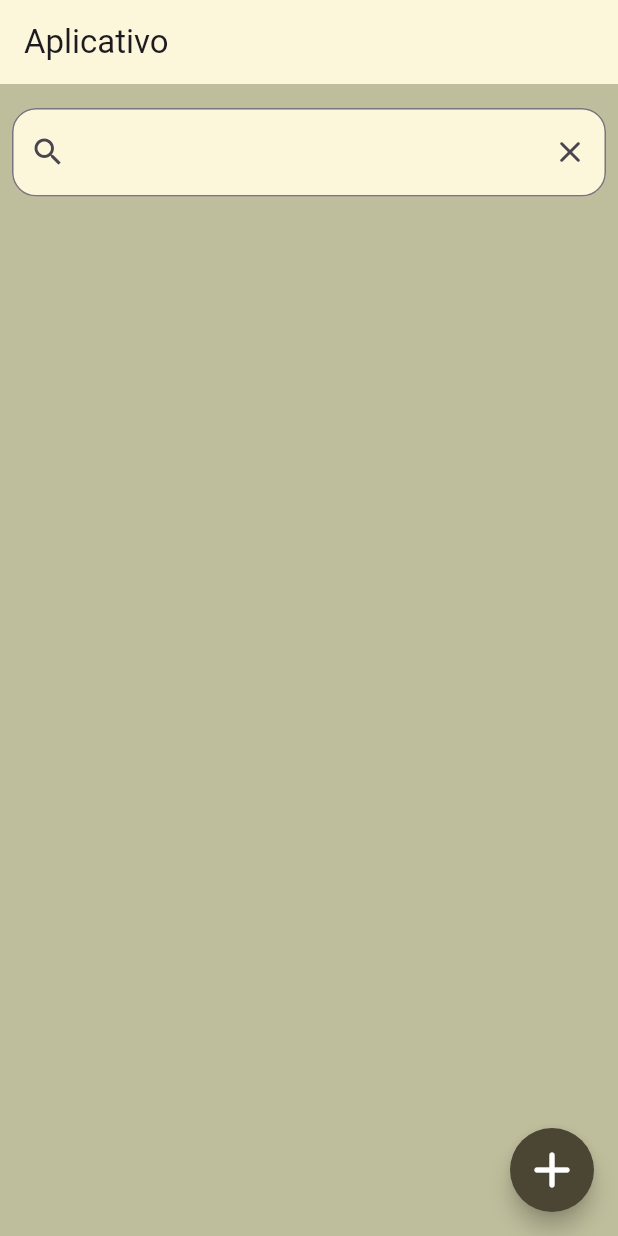
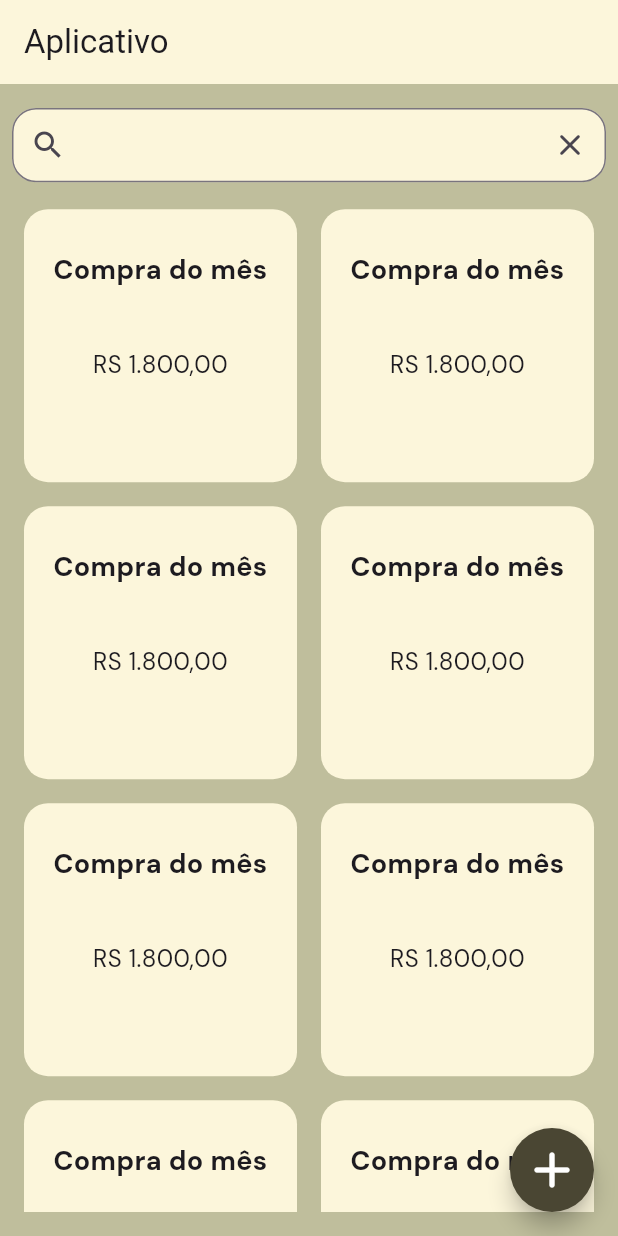
Before and after one commit to Mello8266/carrinho-compra, a Flutter app: the screen it shows after launch, on a phone screen of 412 x 824 dp. Run offline on Flutter 3.47's test engine with Material 3 defaults, Android fonts, the phone set to English and light mode, and no system bars.

Commit message:
Design da tela principal concluido

```diff
--- a/carrinho_compra/lib/main.dart
+++ b/carrinho_compra/lib/main.dart
@@ -18,7 +18,7 @@ class MyApp extends StatelessWidget {
         textSelectionTheme: const TextSelectionThemeData(
           cursorColor: Colors.black,
           selectionColor: Colors.black,
-          selectionHandleColor: Colors.black,
+          selectionHandleColor: Colors.grey,
         ),
       ),
       title: 'Carrinho de compras',
--- a/carrinho_compra/lib/view/initial_screen.dart
+++ b/carrinho_compra/lib/view/initial_screen.dart
@@ -1,8 +1,10 @@
 import 'package:carrinho_compra/view/card_screen.dart';
 import 'package:carrinho_compra/widgets/floating_button.dart';
+import 'package:carrinho_compra/widgets/initial/card_initial.dart';
 import 'package:carrinho_compra/widgets/search_bar.dart';
 import 'package:carrinho_compra/widgets/style.dart';
 import 'package:flutter/material.dart';
+import 'package:flutter/widgets.dart';
 
 class InitialScreen extends StatefulWidget {
   const InitialScreen({super.key});
@@ -33,13 +35,21 @@ class _InitialScreenState extends State<InitialScreen> {
         child: Column(
           children: <Widget>[
             // Barra de pesquisa
-             Expanded(
-              flex: 0,
-              child: SearchBars(width: width, height: height,)
-            ),
+            SizedBox(height: height *0.06, child: SearchBars(width: width, height: height,)),
+
+            SizedBox(height: 10,),
 
             // Cards
-            Expanded(flex: 4, child: ListView())
+            Expanded(flex: 11, child: GridView.count(
+              crossAxisCount: 2,
+              children: List.generate(10, (index) {
+                return Padding(
+                  padding: const EdgeInsets.all(8.0),
+                  child: Cardinitial(),
+                );
+              }
+              )
+            ))
           ],
         ),
       ),
--- a/carrinho_compra/lib/widgets/initial/card.dart
+++ /dev/null
@@ -1,9 +0,0 @@
-import 'package:flutter/material.dart';
-
-class Card extends StatelessWidget{
-  @override
-  Widget build(BuildContext context) {
-    throw UnimplementedError();
-  }
-
-}
--- /dev/null
+++ b/carrinho_compra/lib/widgets/initial/card_initial.dart
@@ -0,0 +1,29 @@
+import 'package:carrinho_compra/widgets/style.dart';
+import 'package:flutter/material.dart';
+
+class Cardinitial extends StatelessWidget{
+  @override
+  Widget build(BuildContext context) {
+    return Container(
+      decoration: BoxDecoration(
+        color: color["backgroundCard"],
+        borderRadius: BorderRadius.circular(16)
+      ),
+      child: Padding(
+        padding: const EdgeInsets.all(8.0),
+        child: Column(
+          mainAxisAlignment: MainAxisAlignment.spaceAround,
+          children: [
+            textCardInitialTittle(text: "Compra do mês"),
+
+            Center(child: textCardInitialPrice(text: "RS 1.800,00")),
+
+            SizedBox()
+
+          ],
+        ),
+      ),
+    );
+  }
+
+}
--- a/carrinho_compra/lib/widgets/search_bar.dart
+++ b/carrinho_compra/lib/widgets/search_bar.dart
@@ -1,6 +1,7 @@
 import 'package:carrinho_compra/widgets/style.dart';
 import 'package:flutter/material.dart';
 
+// ignore: must_be_immutable
 class SearchBars extends StatelessWidget{
   double width;
   double height;
@@ -35,7 +36,7 @@ class SearchBars extends StatelessWidget{
 
 
         style: const TextStyle(
-          fontSize: 18,
+          fontSize: 16,
         ),
       ),
     );
--- a/carrinho_compra/lib/widgets/style.dart
+++ b/carrinho_compra/lib/widgets/style.dart
@@ -9,3 +9,28 @@ const color = {
   "amarelo": Color.fromRGBO(255, 222, 89, 100),
   "white": Colors.white
 };
+
+// Text Style
+Text textCardInitialTittle({required String text}){
+  return Text(
+    text,
+    textAlign: TextAlign.center,
+    style: const TextStyle(
+      fontSize: 18,
+      fontWeight: FontWeight.w700,
+      fontFamily: "DMSans"
+    ),
+  );
+}
+
+Text textCardInitialPrice({required String text}){
+  return Text(
+    text,
+    textAlign: TextAlign.center,
+    style: const TextStyle(
+      fontSize: 16,
+      fontFamily: "DMSans",
+      fontWeight: FontWeight.w400
+    ),
+  );
+}
```
Also changed, not shown: carrinho_compra/pubspec.yaml (+10 -64 lines), carrinho_compra/assets/font/DMSans-Bold.ttf (added), carrinho_compra/assets/font/DMSans-Regular.ttf (added).
